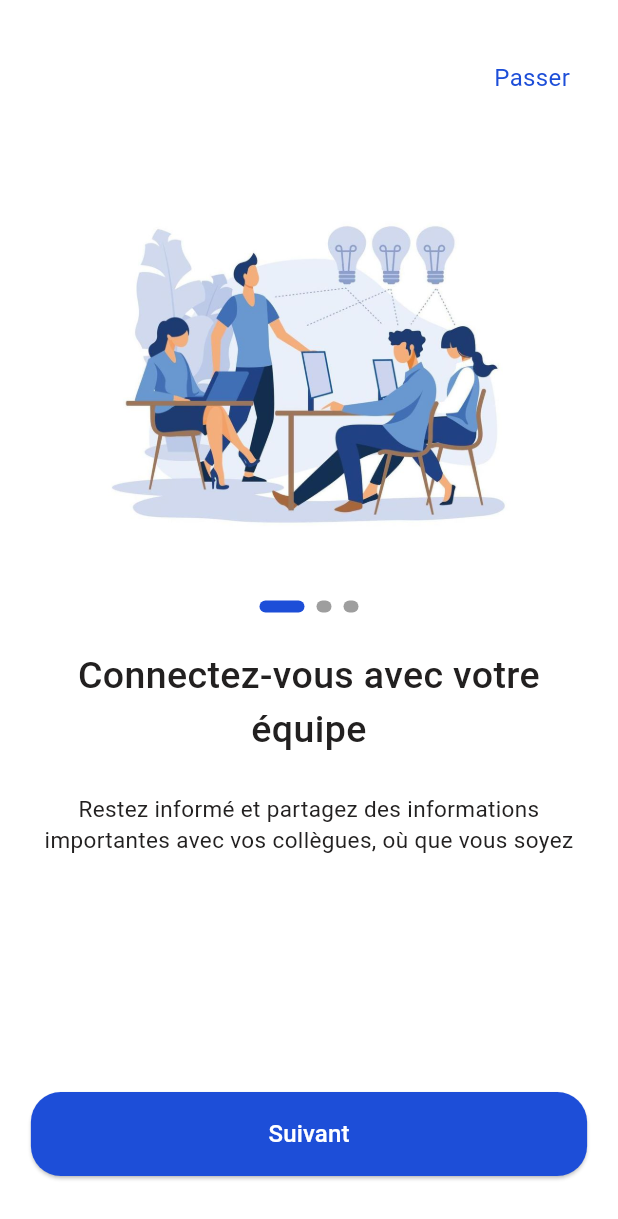
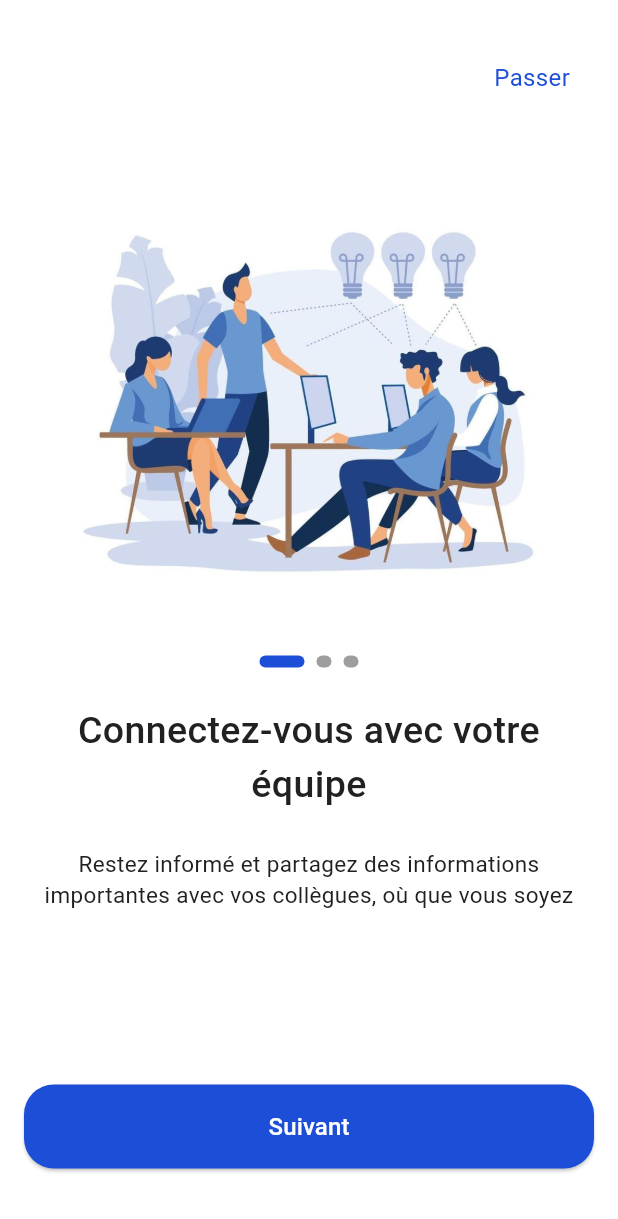
Before and after one commit to Khaoulachaouaty/Connect_Work, a Flutter app: the screen it shows after launch, on a phone screen of 412 x 824 dp. Shown: the top 1219 px of the screen. Run offline on Flutter 3.47's test engine with Material 3 defaults, Android fonts, the phone set to English and light mode, and no system bars; drawn by our look-alikes of smooth_page_indicator; our stand-ins replace go_router.

Commit message:
refactor our code

```diff
--- a/lib/core/functions/navigation.dart
+++ b/lib/core/functions/navigation.dart
@@ -3,3 +3,8 @@
 void customNavigate(context, String path) {
     GoRouter.of(context).push(path);
   }
+
+//bsh temshy splashscresn
+void customReplacementNavigate(context, String path) {
+    GoRouter.of(context).pushReplacement(path);
+  }
--- a/lib/features/on_boarding/presentation/views/on_boarding_view.dart
+++ b/lib/features/on_boarding/presentation/views/on_boarding_view.dart
@@ -12,14 +12,14 @@
       child: Scaffold(
         body: Padding(
           padding: const EdgeInsets.symmetric(horizontal: 16.0),
-          child: Column(
+          child: ListView(
             children: [
               const SizedBox(height: 40),
               CustomNavbar(),
               const SizedBox(height: 60),
               OnBoardingWidgetBody(),
+              const SizedBox(height: 100),
               CustomBtn(text: "Suivant"),
-              const SizedBox(height: 40),
             ],
           ),
         ),
--- a/lib/features/on_boarding/presentation/views/widgets/on_boarding_widget_body.dart
+++ b/lib/features/on_boarding/presentation/views/widgets/on_boarding_widget_body.dart
@@ -10,14 +10,24 @@
 
   @override
   Widget build(BuildContext context) {
-    return Expanded(
+    return SizedBox(
+      height: 500,
       child: PageView.builder(
         controller: _controller,
         itemCount: 3,
         itemBuilder: (context, index) {
           return Column(
             children: [
-              Image.asset(Assets.imagesOnboarding1),
+              Container(
+                height: 290,
+                width: 343,
+                decoration: const BoxDecoration(
+                  image: DecorationImage(
+                    image: AssetImage(Assets.imagesOnboarding1),
+                    fit: BoxFit.cover,
+                  ),
+                ),
+              ),
               const SizedBox(height: 24),
               CustomerSmoothPageIndecator(controller: _controller),
               const SizedBox(height: 24),
@@ -25,12 +35,16 @@
                 "Connectez-vous avec votre équipe",
                 style: CustomTextStyles.onboarding,
                 textAlign: TextAlign.center,
+                maxLines: 2,
+                overflow: TextOverflow.ellipsis,
               ),
               const SizedBox(height: 24),
                Text(
                 "Restez informé et partagez des informations importantes avec vos collègues, où que vous soyez",
                 style: CustomTextStyles.onboarding2,
                 textAlign: TextAlign.center,
+                maxLines: 3,
+                overflow: TextOverflow.ellipsis,
               ),
 
             ],
--- a/lib/features/splash/presentation/views/splash_view.dart
+++ b/lib/features/splash/presentation/views/splash_view.dart
@@ -1,7 +1,5 @@
 import 'package:connect_work/core/utils/app_assets.dart';
 import 'package:flutter/material.dart';
-import 'package:go_router/go_router.dart';
-
 import '../../../../core/functions/navigation.dart';
 import '../../../../core/utils/app_colors.dart';
 import '../../../../core/utils/app_strings.dart';
@@ -64,6 +62,6 @@
 
   void delayNavigation(context) {
     Future.delayed(const Duration(seconds: 2), () {
-      customNavigate(context,'/onboarding');
+      customReplacementNavigate(context,'/onboarding');
     });
   }
```
